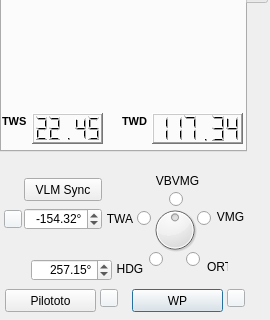
Qt form src/plugins/newVlmBoard/BoardVlmNew.ui (nohal/qtVlm) before a commit; both pictures show x 0 to 270 and y 189 to 509 of the 270 by 509 pixel window.
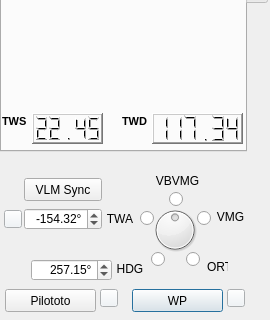
The same form after that commit. Custom widgets are drawn as their Qt base class.

What changed in the file:
```diff
--- a/src/plugins/newVlmBoard/BoardVlmNew.ui
+++ b/src/plugins/newVlmBoard/BoardVlmNew.ui
@@ -1265,7 +1265,7 @@
    <widget class="QRadioButton" name="rd_TWA">
     <property name="geometry">
      <rect>
-      <x>137</x>
+      <x>140</x>
       <y>61</y>
       <width>16</width>
       <height>17</height>
@@ -1294,7 +1294,7 @@
    <widget class="QRadioButton" name="rd_HDG">
     <property name="geometry">
      <rect>
-      <x>149</x>
+      <x>151</x>
       <y>102</y>
       <width>16</width>
       <height>17</height>
```
